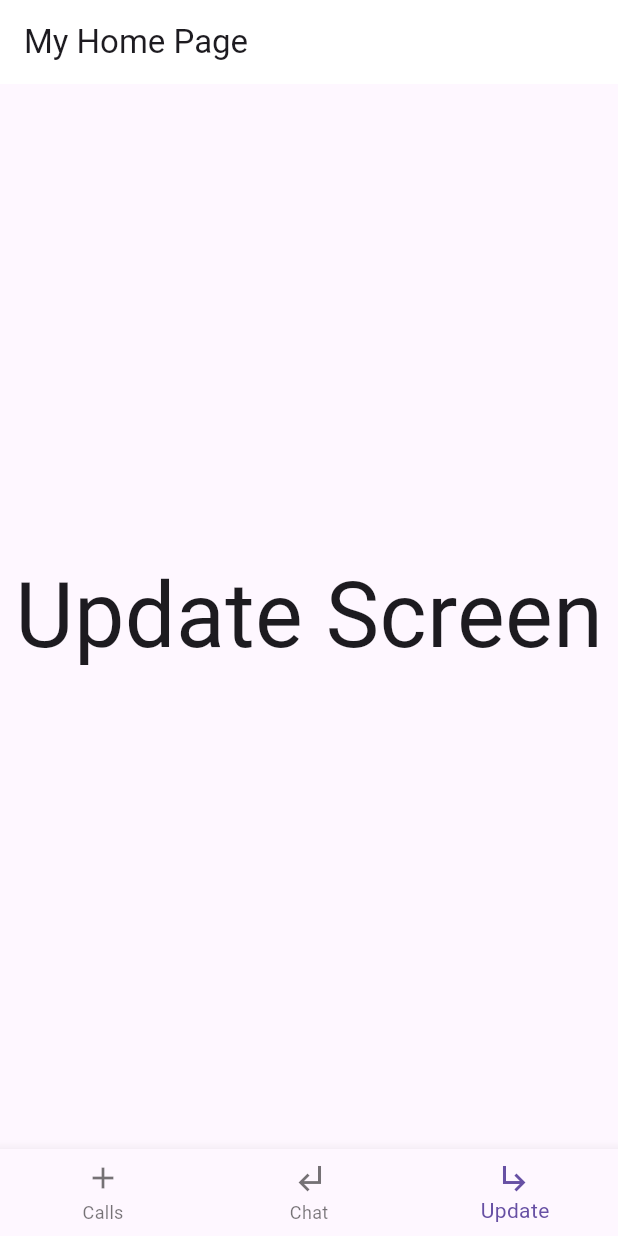
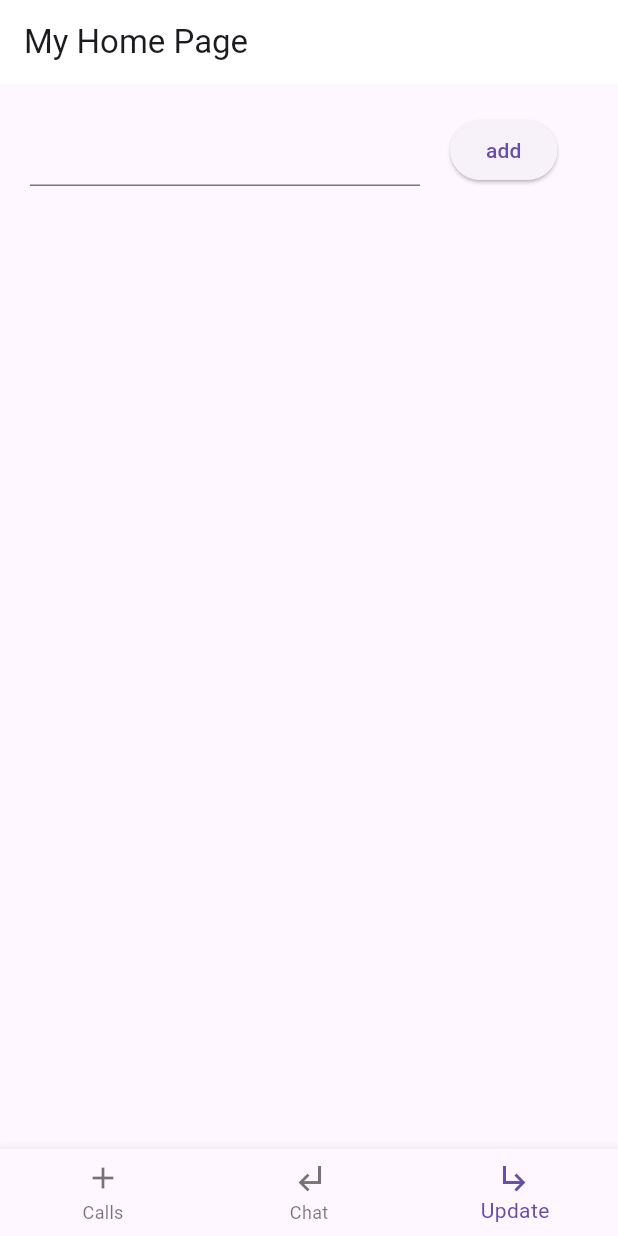
Before and after one commit to EswarVarma91/flutter_training, a Flutter app: the screen it shows after launch, item 3 of the bottom bar chosen, on a phone screen of 412 x 824 dp. Run offline on Flutter 3.47's test engine with Material 3 defaults, Android fonts, the phone set to English and light mode, and no system bars.

```diff
--- a/lib/on/update_screen.dart
+++ b/lib/on/update_screen.dart
@@ -1,12 +1,66 @@
 import 'package:flutter/material.dart';
 
-class UpdateScreen extends StatelessWidget {
+class UpdateScreen extends StatefulWidget {
   const UpdateScreen({super.key});
 
   @override
+  State<UpdateScreen> createState() => _UpdateScreenState();
+}
+
+class _UpdateScreenState extends State<UpdateScreen> {
+
+  TextEditingController _controller = TextEditingController();
+
+  List<String> tasks = [];
+
+  @override
   Widget build(BuildContext context) {
-    return const Scaffold(
-      body: Center(child: Text("Update Screen",style: TextStyle(fontSize: 60),),),
+    return Scaffold(
+      body: Column(
+        children: [
+          Row(
+            children: [
+              Container(
+                padding: const EdgeInsets.all(20),
+                width: 300,
+                child: TextFormField(
+                  controller: _controller,
+                ),
+              ),
+              ElevatedButton(onPressed: (){
+                if(_controller.text.isNotEmpty) {
+                  setState(() {
+                    tasks.add(_controller.text);
+                  });
+                }
+              }, child: const Text("add"),)
+            ],
+          ),
+          Expanded(
+            child: Padding(
+              padding: const EdgeInsets.all(18.0),
+              child: ListView.builder(
+                itemCount: tasks.length,
+                  itemBuilder: (context, index){
+                return Container(
+                  decoration: BoxDecoration(
+                    color: Colors.red,
+                    borderRadius: BorderRadius.circular(10)
+                  ),
+                  margin: const EdgeInsets.all(5),
+                  padding: const EdgeInsets.all(10),
+                  child: Text(tasks[index],
+                    style: const TextStyle(
+                        color: Colors.black,
+                        fontSize: 30,
+                    ),
+                  ),
+                );
+              },),
+            ),
+          ),
+        ],
+      ),
     );
   }
 }
```
